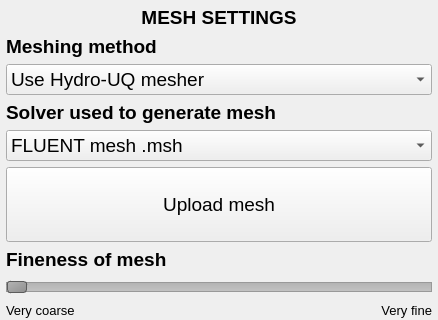
First picture: the form in EVENTS/GeoClawOpenFOAM/meshing.ui, repository NHERI-SimCenter/HydroUQ, before the edit; both pictures show x 0 to 438 and y 0 to 320 of the 438 by 995 pixel window.
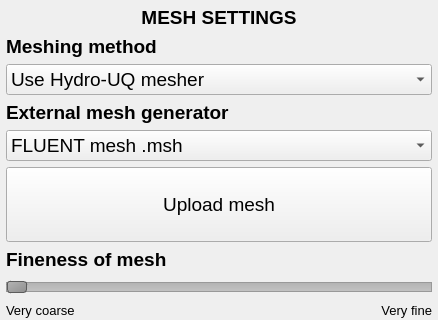
Second picture: the form after the edit.

What changed in the file:
```diff
--- a/EVENTS/GeoClawOpenFOAM/meshing.ui
+++ b/EVENTS/GeoClawOpenFOAM/meshing.ui
@@ -95,7 +95,7 @@
       </font>
      </property>
      <property name="text">
-      <string>&lt;html&gt;&lt;head/&gt;&lt;body&gt;&lt;p&gt;Solver used to generate mesh&lt;/p&gt;&lt;/body&gt;&lt;/html&gt;</string>
+      <string>&lt;html&gt;&lt;head/&gt;&lt;body&gt;&lt;p&gt;External mesh generator&lt;/p&gt;&lt;/body&gt;&lt;/html&gt;</string>
      </property>
     </widget>
    </item>
```
Left out of the diff: 2 changed lines with no effect on the pictures.
